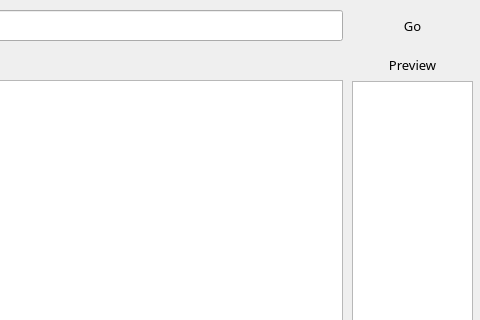
First picture: the form in design.ui, repository mahdiba99/file-manager, before the edit; both pictures show x 308 to 788 and y 0 to 320 of the 788 by 612 pixel window.
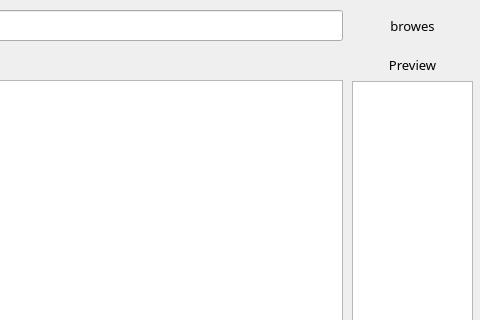
Second picture: the form after the edit. Icons and pictures are not drawn.

```diff
--- a/design.ui
+++ b/design.ui
@@ -203,7 +203,7 @@
      </font>
     </property>
     <property name="text">
-     <string>Go</string>
+     <string>browes</string>
     </property>
     <property name="flat">
      <bool>true</bool>
```
Left out of the diff: 23 changed lines with no effect on the pictures.
